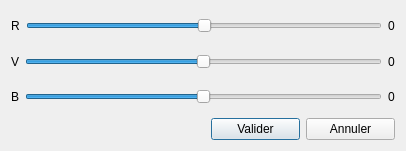
Old version of the form colorparameter.ui in the repository sykom1/Projet_IHM.
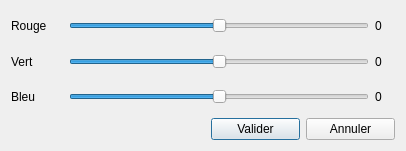
New version of the form.

What changed in the file:
```diff
--- a/colorparameter.ui
+++ b/colorparameter.ui
@@ -57,12 +57,34 @@
          <item>
           <widget class="QLabel" name="redLabel">
            <property name="text">
-            <string>R</string>
+            <string>Rouge</string>
            </property>
           </widget>
          </item>
+         <item>
+          <spacer name="redSpacer">
+           <property name="orientation">
+            <enum>Qt::Horizontal</enum>
+           </property>
+           <property name="sizeType">
+            <enum>QSizePolicy::Expanding</enum>
+           </property>
+           <property name="sizeHint" stdset="0">
+            <size>
+             <width>0</width>
+             <height>20</height>
+            </size>
+           </property>
+          </spacer>
+         </item>
          <item>
           <widget class="QSlider" name="redSlider">
+           <property name="minimumSize">
+            <size>
+             <width>300</width>
+             <height>0</height>
+            </size>
+           </property>
            <property name="minimum">
             <number>-100</number>
            </property>
@@ -76,6 +98,12 @@
          </item>
          <item>
           <widget class="QLabel" name="redValueLabel">
+           <property name="minimumSize">
+            <size>
+             <width>20</width>
+             <height>0</height>
+            </size>
+           </property>
            <property name="text">
             <string>0</string>
            </property>
@@ -91,12 +119,34 @@
          <item>
           <widget class="QLabel" name="greenLabel">
            <property name="text">
-            <string>V</string>
+            <string>Vert</string>
            </property>
           </widget>
          </item>
+         <item>
+          <spacer name="greenSpacer">
+           <property name="orientation">
+            <enum>Qt::Horizontal</enum>
+           </property>
+           <property name="sizeType">
+            <enum>QSizePolicy::Expanding</enum>
+           </property>
+           <property name="sizeHint" stdset="0">
+            <size>
+             <width>6</width>
+             <height>20</height>
+            </size>
+           </property>
+          </spacer>
+         </item>
          <item>
           <widget class="QSlider" name="greenSlider">
+           <property name="minimumSize">
+            <size>
+             <width>300</width>
+             <height>0</height>
+            </size>
+           </property>
            <property name="minimum">
             <number>-100</number>
            </property>
@@ -113,6 +163,12 @@
          </item>
          <item>
           <widget class="QLabel" name="greenValueLabel">
+           <property name="minimumSize">
+            <size>
+             <width>20</width>
+             <height>0</height>
+            </size>
+           </property>
            <property name="text">
             <string>0</string>
            </property>
@@ -125,12 +181,34 @@
          <item>
           <widget class="QLabel" name="blueLabel">
            <property name="text">
-            <string>B</string>
+            <string>Bleu</string>
            </property>
           </widget>
          </item>
+         <item>
+          <spacer name="blueSpacer">
+           <property name="orientation">
+            <enum>Qt::Horizontal</enum>
+           </property>
+           <property name="sizeType">
+            <enum>QSizePolicy::Expanding</enum>
+           </property>
+           <property name="sizeHint" stdset="0">
+            <size>
+             <width>5</width>
+             <height>20</height>
+            </size>
+           </property>
+          </spacer>
+         </item>
          <item>
           <widget class="QSlider" name="blueSlider">
+           <property name="minimumSize">
+            <size>
+             <width>300</width>
+             <height>0</height>
+            </size>
+           </property>
            <property name="minimum">
             <number>-100</number>
            </property>
@@ -144,6 +222,12 @@
          </item>
          <item>
           <widget class="QLabel" name="blueValueLabel">
+           <property name="minimumSize">
+            <size>
+             <width>20</width>
+             <height>0</height>
+            </size>
+           </property>
            <property name="text">
             <string>0</string>
            </property>
```
Left out of the diff: 52 changed lines with no effect on the pictures.
